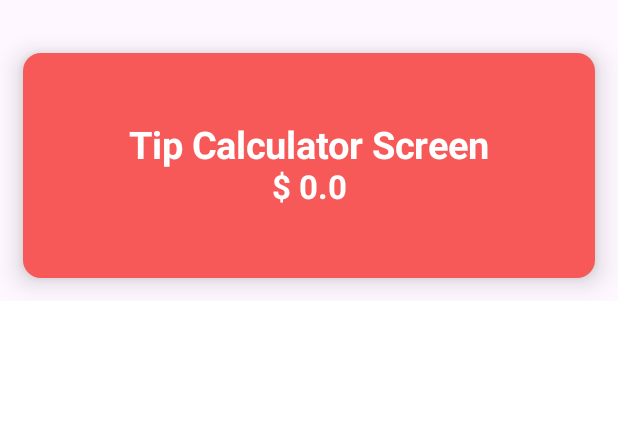
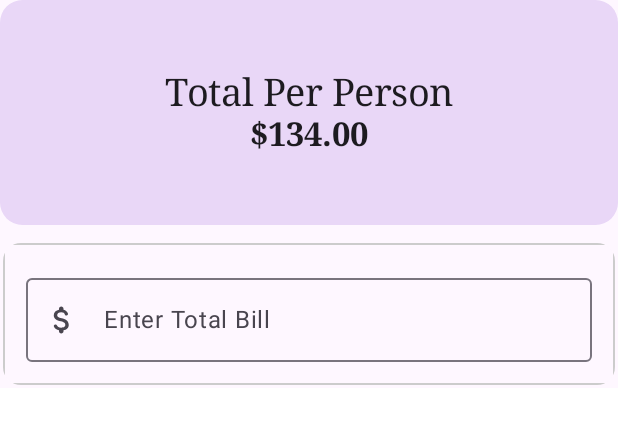
Before and after one commit to tamzidisrakadol/IntroToCompose, an Android app built with Jetpack Compose: the @Preview function TipCalculatorScreen, on a phone screen of 412 x 824 dp. Shown: the top 424 px of the screen. Run offline under Robolectric (Android 15) with nearby library versions, the light colour scheme and no system bars.

```diff
--- a/app/src/main/java/com/example/introtocompose/MainActivity.kt
+++ b/app/src/main/java/com/example/introtocompose/MainActivity.kt
@@ -67,7 +67,6 @@ import com.example.introtocompose.app.PostOffice
 import com.example.introtocompose.screens.QuoteDetail
 import com.example.introtocompose.screens.QuoteListItem
 import com.example.introtocompose.screens.QuoteListScreen
-import com.example.introtocompose.screens.TipCalculatorScreen
 import kotlinx.coroutines.CoroutineScope
 import kotlinx.coroutines.Dispatchers
 import kotlinx.coroutines.delay
@@ -86,7 +85,7 @@ class MainActivity : ComponentActivity() {
         }
 
         setContent {
-            TipCalculatorScreen()
+
         }
     }
 }
--- a/app/src/main/java/com/example/introtocompose/screens/TipCalculatorScreen.kt
+++ b/app/src/main/java/com/example/introtocompose/screens/TipCalculatorScreen.kt
@@ -1,79 +1,155 @@
 package com.example.introtocompose.screens
 
+import androidx.compose.foundation.BorderStroke
 import androidx.compose.foundation.layout.Arrangement
 import androidx.compose.foundation.layout.Column
 import androidx.compose.foundation.layout.Spacer
-import androidx.compose.foundation.layout.fillMaxSize
 import androidx.compose.foundation.layout.fillMaxWidth
 import androidx.compose.foundation.layout.height
 import androidx.compose.foundation.layout.padding
-import androidx.compose.material3.Card
-import androidx.compose.material3.CardDefaults
+import androidx.compose.foundation.shape.CornerSize
+import androidx.compose.foundation.shape.RoundedCornerShape
+import androidx.compose.foundation.text.KeyboardActions
+import androidx.compose.foundation.text.KeyboardOptions
+import androidx.compose.material.icons.Icons
+import androidx.compose.material.icons.rounded.AttachMoney
+import androidx.compose.material3.ExperimentalMaterial3Api
+import androidx.compose.material3.Icon
+import androidx.compose.material3.OutlinedTextField
 import androidx.compose.material3.Surface
 import androidx.compose.material3.Text
 import androidx.compose.runtime.Composable
+import androidx.compose.runtime.MutableState
+import androidx.compose.runtime.mutableStateOf
+import androidx.compose.runtime.remember
 import androidx.compose.ui.Alignment
+import androidx.compose.ui.ExperimentalComposeUiApi
 import androidx.compose.ui.Modifier
 import androidx.compose.ui.draw.clip
 import androidx.compose.ui.graphics.Color
+import androidx.compose.ui.platform.LocalSoftwareKeyboardController
 import androidx.compose.ui.text.TextStyle
+import androidx.compose.ui.text.font.FontFamily
 import androidx.compose.ui.text.font.FontWeight
-import androidx.compose.ui.text.style.TextAlign
+import androidx.compose.ui.text.input.ImeAction
+import androidx.compose.ui.text.input.KeyboardType
 import androidx.compose.ui.tooling.preview.Preview
 import androidx.compose.ui.unit.dp
 import androidx.compose.ui.unit.sp
 
 
-@Preview(showBackground = true)
+@OptIn(ExperimentalComposeUiApi::class)
+@Preview(showSystemUi = true)
 @Composable
 fun TipCalculatorScreen() {
     Surface {
-        Column(
-            modifier = Modifier.padding(15.dp)
-        ) {
-            Spacer(modifier = Modifier.height(20.dp))
+        Column {
             TopHeader()
+            Spacer(modifier = Modifier.height(10.dp))
+            MainContent()
         }
     }
 }
 
 
 @Composable
-fun TopHeader(totalPerPerson:Double=0.0){
-    Card(
+fun TopHeader(totalPerPerson: Double = 134.0) {
+    Surface(
         modifier = Modifier
             .fillMaxWidth()
-            .height(150.dp),
-        colors = CardDefaults.cardColors(
-            containerColor = Color(0xFFF75858),
-            contentColor = Color.White
-        ),
-        elevation = CardDefaults.cardElevation(
-            defaultElevation = 10.dp
-        )
+            .height(150.dp)
+            .clip(shape = RoundedCornerShape(corner = CornerSize(15.dp))),
+        color = Color(0XFFE9D7F7)
     ) {
         Column(
-            modifier = Modifier.fillMaxSize(),
-            verticalArrangement = Arrangement.Center,
-            horizontalAlignment = Alignment.CenterHorizontally
-
+            modifier = Modifier.padding(12.dp),
+            horizontalAlignment = Alignment.CenterHorizontally,
+            verticalArrangement = Arrangement.Center
         ) {
+            val total = "%.2f".format(totalPerPerson)
             Text(
-                text = "Tip Calculator Screen",
-                style = TextStyle(
-                    textAlign = TextAlign.Center,
+                text = "Total Per Person", style = TextStyle(
                     fontSize = 25.sp,
-                    fontWeight = FontWeight.Bold
+                    fontFamily = FontFamily.Serif,
+                    fontWeight = FontWeight.Medium
                 )
             )
             Text(
-                text = "$ $totalPerPerson",
-                style = TextStyle(
-                    textAlign = TextAlign.Center,
+                text = "$$total", style = TextStyle(
                     fontSize = 22.sp,
-                    fontWeight = FontWeight.Bold
+                    fontFamily = FontFamily.Serif,
+                    fontWeight = FontWeight.ExtraBold
                 )
             )
+
         }
     }
 }
+
+
+@OptIn(ExperimentalComposeUiApi::class)
+@Composable
+fun MainContent() {
+    val totalBillState = remember {
+        mutableStateOf("")
+    }
+
+    //checking the input field is empty or not
+    val validState = remember(totalBillState.value) {
+        totalBillState.value.trim().isNotEmpty()
+    }
+
+    val keyBoardController = LocalSoftwareKeyboardController.current
+
+    Surface(
+        modifier = Modifier
+            .padding(2.dp)
+            .fillMaxWidth()
+            .clip(shape = RoundedCornerShape(corner = CornerSize(12.dp))),
+        border = BorderStroke(width = 1.dp, color = Color.LightGray)
+    ) {
+        Column(
+            modifier = Modifier.padding(5.dp)
+        ) {
+            InputFields(valueState = totalBillState, labelId = "Enter Total Bill" , enabled =true , isSingleLine = true,
+                onAction = KeyboardActions {
+                if (validState) return@KeyboardActions
+                    keyBoardController?.hide()
+            })
+        }
+    }
+}
+
+
+
+
+
+
+
+//all components
+@OptIn(ExperimentalMaterial3Api::class)
+@Composable
+fun InputFields(
+    modifier: Modifier = Modifier,
+    valueState: MutableState<String>,
+    labelId: String,
+    enabled: Boolean,
+    isSingleLine: Boolean,
+    keyboardType: KeyboardType = KeyboardType.Number,
+    imeAction: ImeAction = ImeAction.Next,
+    onAction: KeyboardActions = KeyboardActions.Default
+) {
+    OutlinedTextField(
+        value = valueState.value,
+        onValueChange = {
+            valueState.value = it
+        },
+        label = { Text(text = labelId) },
+        leadingIcon = { Icon(imageVector = Icons.Rounded.AttachMoney, contentDescription = "") },
+        singleLine = isSingleLine,
+        textStyle = TextStyle(fontSize = 18.sp, color = Color.Black),
+        modifier = modifier.padding(10.dp).fillMaxWidth(),
+        enabled = enabled,
+        keyboardOptions = KeyboardOptions(keyboardType=keyboardType, imeAction = imeAction)
+    )
+}
```
